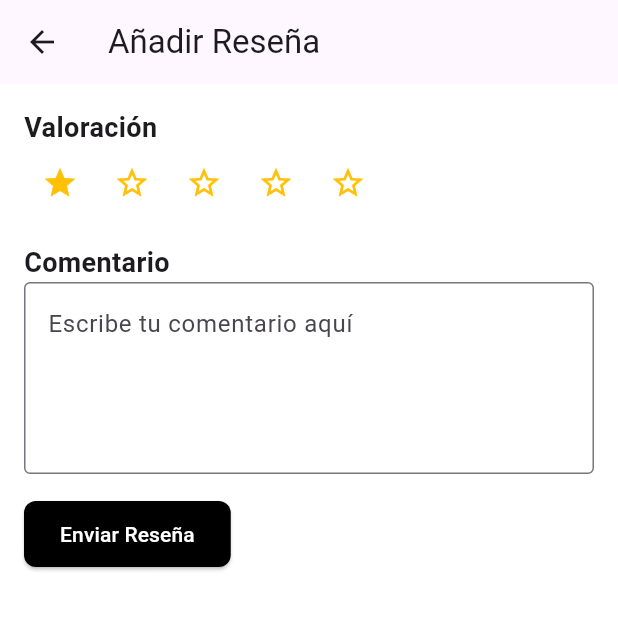
After one commit to Sailok25/neomarket_flutter, a Flutter app: the AddReviewScreen screen opened directly, after a tap on the "star border" icon, after a tap on "Enviar Reseña", on a phone screen of 412 x 824 dp, the top half of it. The commit adds this screen. Run offline on Flutter 3.47's test engine with Material 3 defaults, Android fonts, the phone set to English and light mode, and no system bars; our stand-ins replace image_picker; missing offline and left inert: bcrypt, mysql_client.

Commit message:
por si acaso guardamos copia :V

```diff
--- /dev/null
+++ b/lib/add_review.dart
@@ -0,0 +1,114 @@
+import 'package:flutter/material.dart';
+import 'package:neomarket_flutter/conexio.dart';
+
+class AddReviewScreen extends StatefulWidget {
+  @override
+  _AddReviewScreenState createState() => _AddReviewScreenState();
+}
+
+class _AddReviewScreenState extends State<AddReviewScreen> {
+  final DatabaseConnection _dbConnection = DatabaseConnection();
+  int? productId;
+  int? userId;
+  int rating = 0;
+  String comment = '';
+
+  @override
+  void didChangeDependencies() {
+    super.didChangeDependencies();
+    final args = ModalRoute.of(context)!.settings.arguments as Map?;
+    if (args != null) {
+      productId = args['productId'] as int?;
+      userId = args['userId'] as int?;
+    }
+  }
+
+  Future<void> _submitReview() async {
+    if (productId == null || userId == null) return;
+
+    try {
+      await _dbConnection.executeQuery(
+        'INSERT INTO nm_resenas (id_usuario, id_producto, puntuacion, comentario, fecha_resena) VALUES (:userId, :productId, :rating, :comment, CURRENT_DATE)',
+        {
+          'userId': userId,
+          'productId': productId,
+          'rating': rating,
+          'comment': comment,
+        },
+      );
+      ScaffoldMessenger.of(context).showSnackBar(
+        SnackBar(content: Text('Reseña añadida con éxito')),
+      );
+      Navigator.pop(context);
+    } catch (e) {
+      print('Error submitting review: $e');
+      ScaffoldMessenger.of(context).showSnackBar(
+        SnackBar(content: Text('Error al añadir la reseña')),
+      );
+    }
+  }
+
+  @override
+  Widget build(BuildContext context) {
+    return Scaffold(
+      appBar: AppBar(title: Text('Añadir Reseña')),
+      body: Padding(
+        padding: const EdgeInsets.all(16.0),
+        child: Column(
+          crossAxisAlignment: CrossAxisAlignment.start,
+          children: [
+            Text(
+              'Valoración',
+              style: TextStyle(fontSize: 18, fontWeight: FontWeight.bold),
+            ),
+            Row(
+              children: List.generate(5, (index) {
+                return IconButton(
+                  icon: Icon(
+                    index < rating ? Icons.star : Icons.star_border,
+                    color: Colors.amber,
+                  ),
+                  onPressed: () {
+                    setState(() {
+                      rating = index + 1;
+                    });
+                  },
+                );
+              }),
+            ),
+            SizedBox(height: 16),
+            Text(
+              'Comentario',
+              style: TextStyle(fontSize: 18, fontWeight: FontWeight.bold),
+            ),
+            TextField(
+              onChanged: (value) {
+                setState(() {
+                  comment = value;
+                });
+              },
+              maxLines: 4,
+              decoration: InputDecoration(
+                border: OutlineInputBorder(),
+                hintText: 'Escribe tu comentario aquí',
+              ),
+            ),
+            SizedBox(height: 16),
+            ElevatedButton(
+              onPressed: _submitReview,
+              child: Text('Enviar Reseña'),
+              style: ElevatedButton.styleFrom(
+                backgroundColor: Colors.black,
+                foregroundColor: Colors.white,
+                padding: EdgeInsets.symmetric(horizontal: 24, vertical: 12),
+                shape: RoundedRectangleBorder(
+                  borderRadius: BorderRadius.circular(8),
+                ),
+              ),
+            ),
+          ],
+        ),
+      ),
+    );
+  }
+}
--- a/lib/favorites_screen.dart
+++ b/lib/favorites_screen.dart
@@ -33,9 +33,10 @@ class _FavoritesScreenState extends State<FavoritesScreen> {
       print('Fetching favorite products for user ID: $userId'); // Debug print
       var result = await _dbConnection.executeQuery(
         '''
-        SELECT p.*
+      SELECT p.*, m.nombre_marca
       FROM nm_productos p
       JOIN nm_favoritos f ON p.id_producto = f.id_producto
+      LEFT JOIN nm_marcas m ON p.marca = m.id_marca
       WHERE f.id_usuario = :userId
       ''',
         {'userId': userId},
@@ -43,7 +44,9 @@ class _FavoritesScreenState extends State<FavoritesScreen> {
       if (result != null && result.rows.isNotEmpty) {
         setState(() {
           _favoriteProducts = result.rows.map((row) => row.assoc()).toList();
-          print('Favorite products fetched: ${_favoriteProducts.length}'); // Debug print
+          print(
+            'Favorite products fetched: ${_favoriteProducts.length}',
+          ); // Debug print
         });
       } else {
         print('No favorite products found'); // Debug print
@@ -55,12 +58,13 @@ class _FavoritesScreenState extends State<FavoritesScreen> {
 
   @override
   Widget build(BuildContext context) {
-    print('Building FavoritesScreen with ${_favoriteProducts.length} products'); // Debug print
+    print(
+      'Building FavoritesScreen with ${_favoriteProducts.length} products',
+    ); // Debug print
     return Scaffold(
-      appBar: AppBar(
-        title: Text('Favoritos'),
-      ),
-      body: _favoriteProducts.isEmpty
+      appBar: AppBar(title: Text('Favoritos')),
+      body:
+          _favoriteProducts.isEmpty
               ? Center(child: Text('No tienes productos favoritos.'))
               : GridView.builder(
                 gridDelegate: SliverGridDelegateWithFixedCrossAxisCount(
@@ -71,7 +75,9 @@ class _FavoritesScreenState extends State<FavoritesScreen> {
                 itemCount: _favoriteProducts.length,
                 itemBuilder: (context, index) {
                   final product = _favoriteProducts[index];
-                print('Building product card for: ${product['nombre']}'); // Debug print
+                  print(
+                    'Building product card for: ${product['nombre']}',
+                  ); // Debug print
                   return Card(
                     child: InkWell(
                       onTap: () {
@@ -113,7 +119,7 @@ class _FavoritesScreenState extends State<FavoritesScreen> {
                                 ),
                                 SizedBox(height: 4),
                                 Text(
-                                'Marca: ${product['marca']}',
+                                  'Marca: ${product['nombre_marca']}',
                                   style: TextStyle(fontSize: 14),
                                 ),
                               ],
--- a/lib/home_screen.dart
+++ b/lib/home_screen.dart
@@ -34,7 +34,7 @@ class _HomeScreenState extends State<HomeScreen> {
   Future<void> _fetchProducts() async {
     try {
       var result = await _dbConnection.executeQuery(
-        'SELECT * FROM nm_productos',
+        'SELECT p.*, m.nombre_marca FROM nm_productos p LEFT JOIN nm_marcas m ON p.marca = m.id_marca',
       );
       if (result != null && result.rows.isNotEmpty) {
         setState(() {
@@ -113,7 +113,11 @@ class _HomeScreenState extends State<HomeScreen> {
                 } else {
                   // Manejar el caso en el que userId es null, por ejemplo, redirigir a una pantalla de error o mostrar un mensaje
                   ScaffoldMessenger.of(context).showSnackBar(
-                    SnackBar(content: Text('Error: No se proporcionó un ID de usuario válido.')),
+                    SnackBar(
+                      content: Text(
+                        'Error: No se proporcionó un ID de usuario válido.',
+                      ),
+                    ),
                   );
                 }
               },
@@ -264,7 +268,7 @@ class _HomeScreenState extends State<HomeScreen> {
                                       SizedBox(height: 4),
                                       // Marca
                                       Text(
-                                        'Marca: ${product['marca']}',
+                                        'Marca: ${product['nombre_marca']}',
                                         style: TextStyle(fontSize: 14),
                                       ),
                                     ],
--- a/lib/product_detail_screen.dart
+++ b/lib/product_detail_screen.dart
@@ -91,9 +91,9 @@ class _ProductDetailScreenState extends State<ProductDetailScreen> {
           'quantity': quantity, // Usar la cantidad seleccionada
         },
       );
-      ScaffoldMessenger.of(context).showSnackBar(
-        SnackBar(content: Text('Producto añadido al carrito')),
-      );
+      ScaffoldMessenger.of(
+        context,
+      ).showSnackBar(SnackBar(content: Text('Producto añadido al carrito')));
     } catch (e) {
       print('Error adding product to cart: $e');
       ScaffoldMessenger.of(context).showSnackBar(
@@ -106,17 +106,13 @@ class _ProductDetailScreenState extends State<ProductDetailScreen> {
   Widget build(BuildContext context) {
     if (product == null) {
       return Scaffold(
-        appBar: AppBar(
-          title: Text('Detalles del Producto'),
-        ),
+        appBar: AppBar(title: Text('Detalles del Producto')),
         body: Center(child: CircularProgressIndicator()),
       );
     }
 
     return Scaffold(
-      appBar: AppBar(
-        title: Text('Detalles del Producto'),
-      ),
+      appBar: AppBar(title: Text('Detalles del Producto')),
       body: Padding(
         padding: const EdgeInsets.all(16.0),
         child: Column(
@@ -159,14 +155,17 @@ class _ProductDetailScreenState extends State<ProductDetailScreen> {
             ),
             SizedBox(height: 8),
             Text(
-              'Marca: ${product!['marca']}',
+  'Marca: ${product!['nombre_marca']} ${product!['modelo'] ?? ''}',
+  style: TextStyle(fontSize: 16),
+),
+
+            SizedBox(height: 8),
+            Text(
+              'Categoría: ${product!['categoria']}',
               style: TextStyle(fontSize: 16),
             ),
             SizedBox(height: 16),
-            Text(
-              product!['descripcion'],
-              style: TextStyle(fontSize: 16),
-            ),
+            Text(product!['descripcion'], style: TextStyle(fontSize: 16)),
             Spacer(),
             Row(
               mainAxisAlignment: MainAxisAlignment.spaceBetween,
```
Also changed, not shown: lib/cart_provider.dart (added), lib/product.dart (added), 1 other file. Lines whose indentation alone changed are shown as unchanged.
